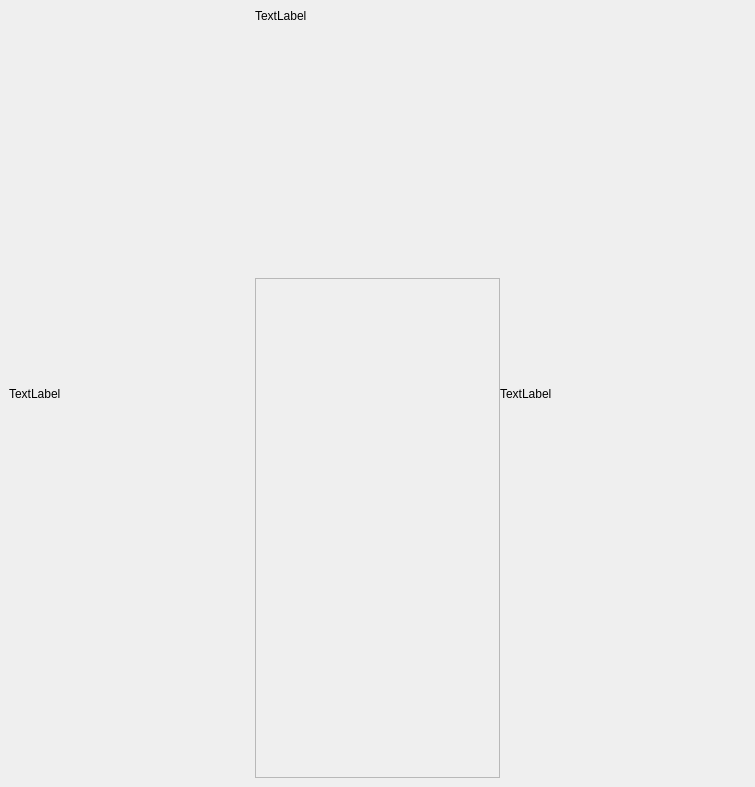
Old version of the form mainWindow.ui in the repository HausMeister008/TikTakToeWithDavid.
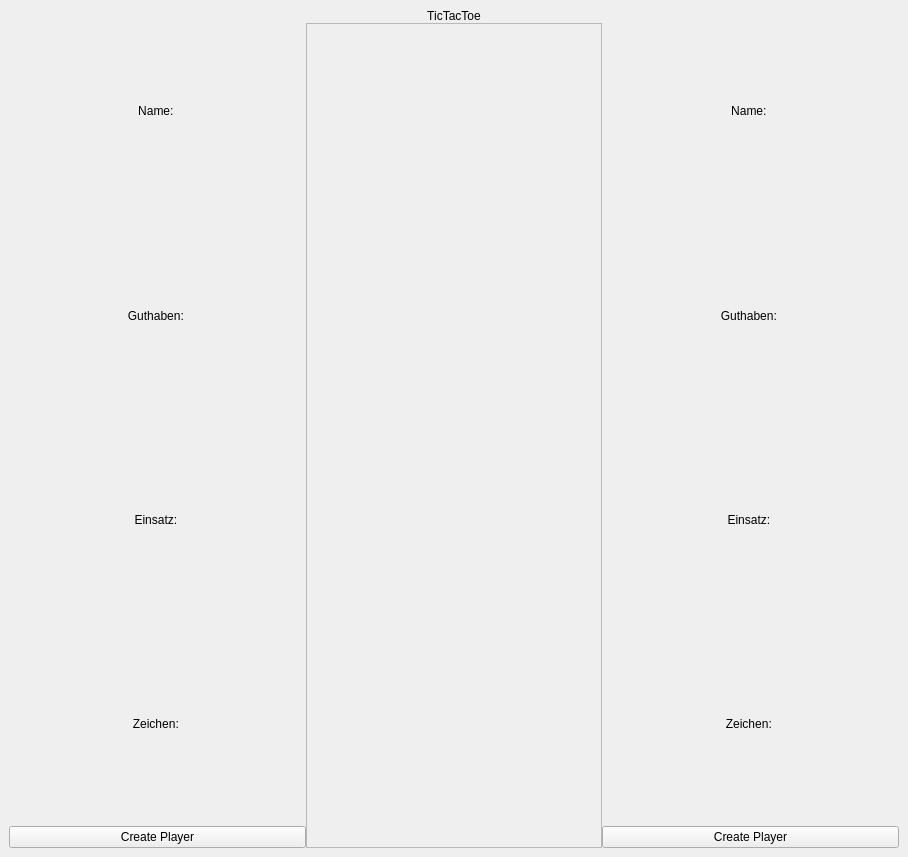
New version of the form.

```diff
--- a/mainWindow.ui
+++ b/mainWindow.ui
@@ -6,8 +6,8 @@
    <rect>
     <x>0</x>
     <y>0</y>
-    <width>755</width>
-    <height>787</height>
+    <width>908</width>
+    <height>857</height>
    </rect>
   </property>
   <property name="windowTitle">
@@ -34,6 +34,44 @@
       </property>
       <item>
        <layout class="QVBoxLayout" name="verticalLayout_3">
+        <property name="spacing">
+         <number>0</number>
+        </property>
+        <item>
+         <widget class="QLabel" name="label_5">
+          <property name="text">
+           <string>Name: </string>
+          </property>
+          <property name="alignment">
+           <set>Qt::AlignCenter</set>
+          </property>
+         </widget>
+        </item>
+        <item>
+         <widget class="QLabel" name="label_4">
+          <property name="text">
+           <string>Guthaben: </string>
+          </property>
+          <property name="alignment">
+           <set>Qt::AlignCenter</set>
+          </property>
+         </widget>
+        </item>
+        <item>
+         <widget class="QLabel" name="label_6">
+          <property name="font">
+           <font>
+            <stylestrategy>PreferDefault</stylestrategy>
+           </font>
+          </property>
+          <property name="text">
+           <string>Einsatz: </string>
+          </property>
+          <property name="alignment">
+           <set>Qt::AlignCenter</set>
+          </property>
+         </widget>
+        </item>
         <item>
          <widget class="QLabel" name="label_3">
           <property name="sizePolicy">
@@ -43,7 +81,17 @@
            </sizepolicy>
           </property>
           <property name="text">
-           <string>TextLabel</string>
+           <string>Zeichen: </string>
+          </property>
+          <property name="alignment">
+           <set>Qt::AlignCenter</set>
+          </property>
+         </widget>
+        </item>
+        <item>
+         <widget class="QPushButton" name="btn_Create_Player_1">
+          <property name="text">
+           <string>Create Player</string>
           </property>
          </widget>
         </item>
@@ -57,10 +105,38 @@
         <property name="spacing">
          <number>0</number>
         </property>
-        <item row="2" column="0">
+        <item row="0" column="0">
+         <widget class="QLabel" name="label_2">
+          <property name="sizePolicy">
+           <sizepolicy hsizetype="Minimum" vsizetype="Preferred">
+            <horstretch>0</horstretch>
+            <verstretch>0</verstretch>
+           </sizepolicy>
+          </property>
+          <property name="minimumSize">
+           <size>
+            <width>0</width>
+            <height>0</height>
+           </size>
+          </property>
+          <property name="maximumSize">
+           <size>
+            <width>16777215</width>
+            <height>25</height>
+           </size>
+          </property>
+          <property name="text">
+           <string>TicTacToe</string>
+          </property>
+          <property name="alignment">
+           <set>Qt::AlignCenter</set>
+          </property>
+         </widget>
+        </item>
+        <item row="1" column="0">
          <widget class="QFrame" name="frame">
           <property name="sizePolicy">
-           <sizepolicy hsizetype="MinimumExpanding" vsizetype="Preferred">
+           <sizepolicy hsizetype="MinimumExpanding" vsizetype="MinimumExpanding">
             <horstretch>0</horstretch>
             <verstretch>0</verstretch>
            </sizepolicy>
@@ -79,39 +155,61 @@
           </property>
          </widget>
         </item>
-        <item row="0" column="0">
-         <widget class="QLabel" name="label_2">
-          <property name="sizePolicy">
-           <sizepolicy hsizetype="MinimumExpanding" vsizetype="Preferred">
-            <horstretch>0</horstretch>
-            <verstretch>0</verstretch>
-           </sizepolicy>
-          </property>
-          <property name="text">
-           <string>TextLabel</string>
-          </property>
-         </widget>
-        </item>
-        <item row="1" column="0">
-         <spacer name="verticalSpacer">
-          <property name="orientation">
-           <enum>Qt::Vertical</enum>
-          </property>
-          <property name="sizeType">
-           <enum>QSizePolicy::MinimumExpanding</enum>
-          </property>
-          <property name="sizeHint" stdset="0">
-           <size>
-            <width>20</width>
-            <height>40</height>
-           </size>
-          </property>
-         </spacer>
-        </item>
        </layout>
       </item>
       <item>
        <layout class="QVBoxLayout" name="verticalLayout">
+        <property name="spacing">
+         <number>0</number>
+        </property>
+        <item>
+         <widget class="QLabel" name="label_9">
+          <property name="sizePolicy">
+           <sizepolicy hsizetype="MinimumExpanding" vsizetype="Preferred">
+            <horstretch>0</horstretch>
+            <verstretch>0</verstretch>
+           </sizepolicy>
+          </property>
+          <property name="text">
+           <string>Name: </string>
+          </property>
+          <property name="alignment">
+           <set>Qt::AlignCenter</set>
+          </property>
+         </widget>
+        </item>
+        <item>
+         <widget class="QLabel" name="label_8">
+          <property name="sizePolicy">
+           <sizepolicy hsizetype="MinimumExpanding" vsizetype="Preferred">
+            <horstretch>0</horstretch>
+            <verstretch>0</verstretch>
+           </sizepolicy>
+          </property>
+          <property name="text">
+           <string>Guthaben: </string>
+          </property>
+          <property name="alignment">
+           <set>Qt::AlignCenter</set>
+          </property>
+         </widget>
+        </item>
+        <item>
+         <widget class="QLabel" name="label_7">
+          <property name="sizePolicy">
+           <sizepolicy hsizetype="MinimumExpanding" vsizetype="Preferred">
+            <horstretch>0</horstretch>
+            <verstretch>0</verstretch>
+           </sizepolicy>
+          </property>
+          <property name="text">
+           <string>Einsatz: </string>
+          </property>
+          <property name="alignment">
+           <set>Qt::AlignCenter</set>
+          </property>
+         </widget>
+        </item>
         <item>
          <widget class="QLabel" name="label">
           <property name="sizePolicy">
@@ -121,7 +219,17 @@
            </sizepolicy>
           </property>
           <property name="text">
-           <string>TextLabel</string>
+           <string>Zeichen: </string>
+          </property>
+          <property name="alignment">
+           <set>Qt::AlignCenter</set>
+          </property>
+         </widget>
+        </item>
+        <item>
+         <widget class="QPushButton" name="bt_Create_Player_2">
+          <property name="text">
+           <string>Create Player</string>
           </property>
          </widget>
         </item>
```
Left out of the diff: 39 changed lines with no effect on the pictures.
